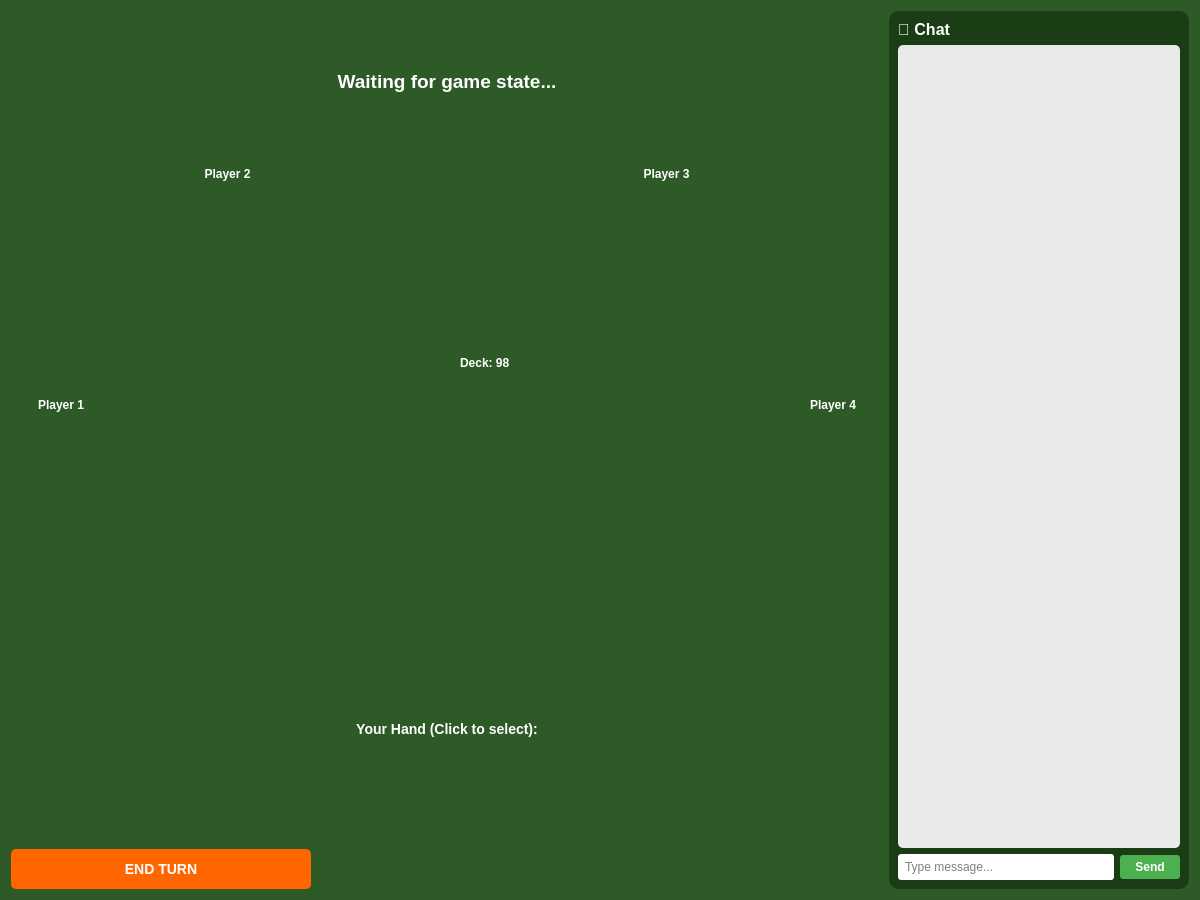
DavidMacovei/TheGame, file TheGame/TheGame_Client/GameBoardWidget.ui: the form before one commit.
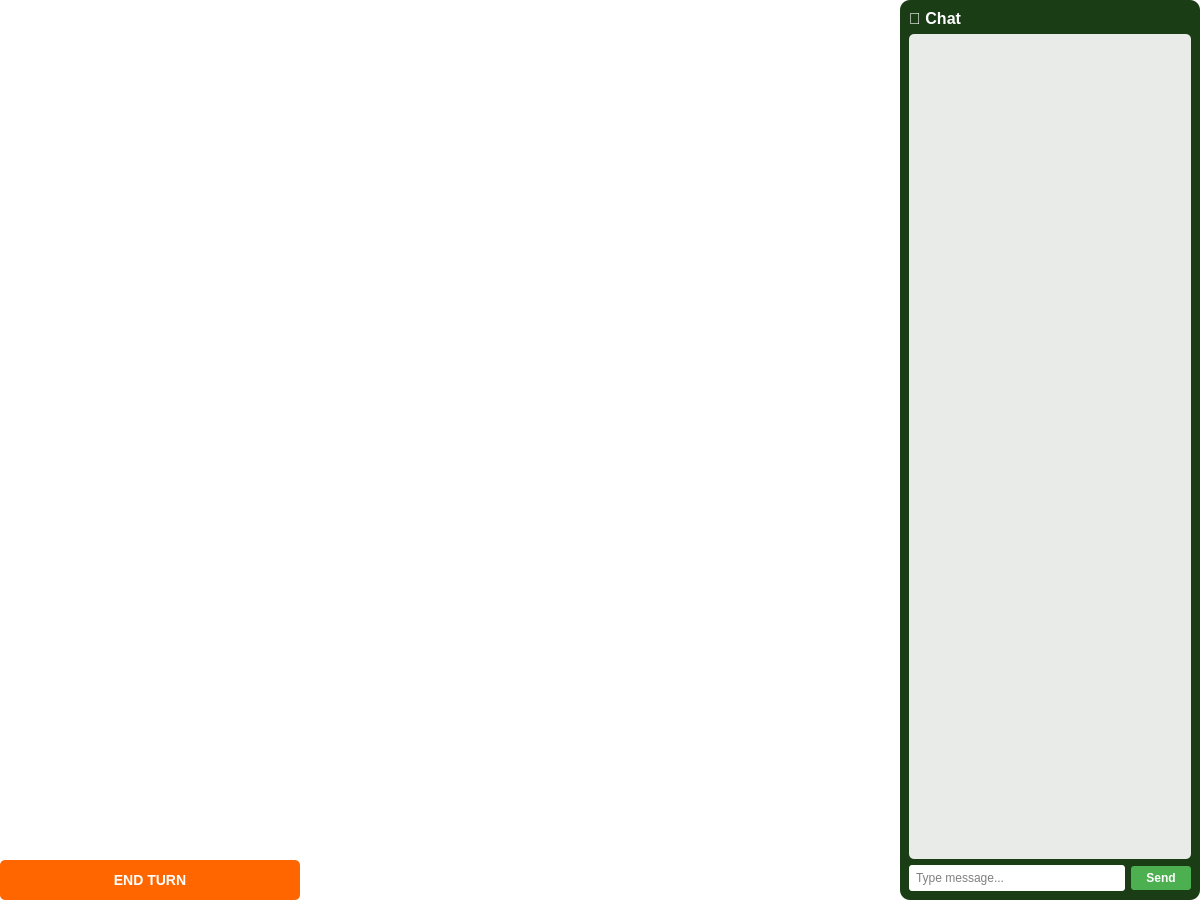
The form after the commit. Custom widgets are drawn as their Qt base class.

Patch:
```diff
--- a/TheGame/TheGame_Client/GameBoardWidget.ui
+++ b/TheGame/TheGame_Client/GameBoardWidget.ui
@@ -14,9 +14,38 @@
    <string>The Game - Playing</string>
   </property>
   <property name="styleSheet">
-   <string>background-color: #2d5a27;</string>
+   <string>QWidget#GameBoardWidget { 
+    background: qradialgradient(cx:0.5, cy:0.5, radius:1, fx:0.5, fy:0.5, 
+        stop:0 #2d5a27, stop:0.5 #1e4620, stop:1 #0f2310);
+}
+
+/* Fundal pentru toate widget-urile interne */
+QWidget {
+    background-color: transparent;
+}
+
+/* Fundal explicit verde pentru layout principal */
+#gameAreaLayout, QVBoxLayout {
+ background-color: transparent;
+}
+</string>
   </property>
   <layout class="QHBoxLayout" name="mainLayout">
+   <property name="spacing">
+    <number>0</number>
+   </property>
+   <property name="leftMargin">
+    <number>0</number>
+   </property>
+   <property name="topMargin">
+    <number>0</number>
+   </property>
+   <property name="rightMargin">
+    <number>0</number>
+   </property>
+   <property name="bottomMargin">
+    <number>0</number>
+   </property>
    <item>
     <layout class="QVBoxLayout" name="gameAreaLayout">
      <item>
@@ -132,10 +161,10 @@
          </item>
        <item>
      <widget class="CardHandWidget" name="player1Hand">
-           <property name="minimumSize">
+     <property name="minimumSize">
           <size>
-    <width>100</width>
-    <height>200</height>
+    <width>150</width>
+    <height>300</height>
     </size>
    </property>
       </widget>
@@ -272,8 +301,8 @@
  <widget class="CardHandWidget" name="player4Hand">
        <property name="minimumSize">
 <size>
-       <width>100</width>
-     <height>200</height>
+       <width>150</width>
+     <height>300</height>
    </size>
     </property>
 </widget>
```
